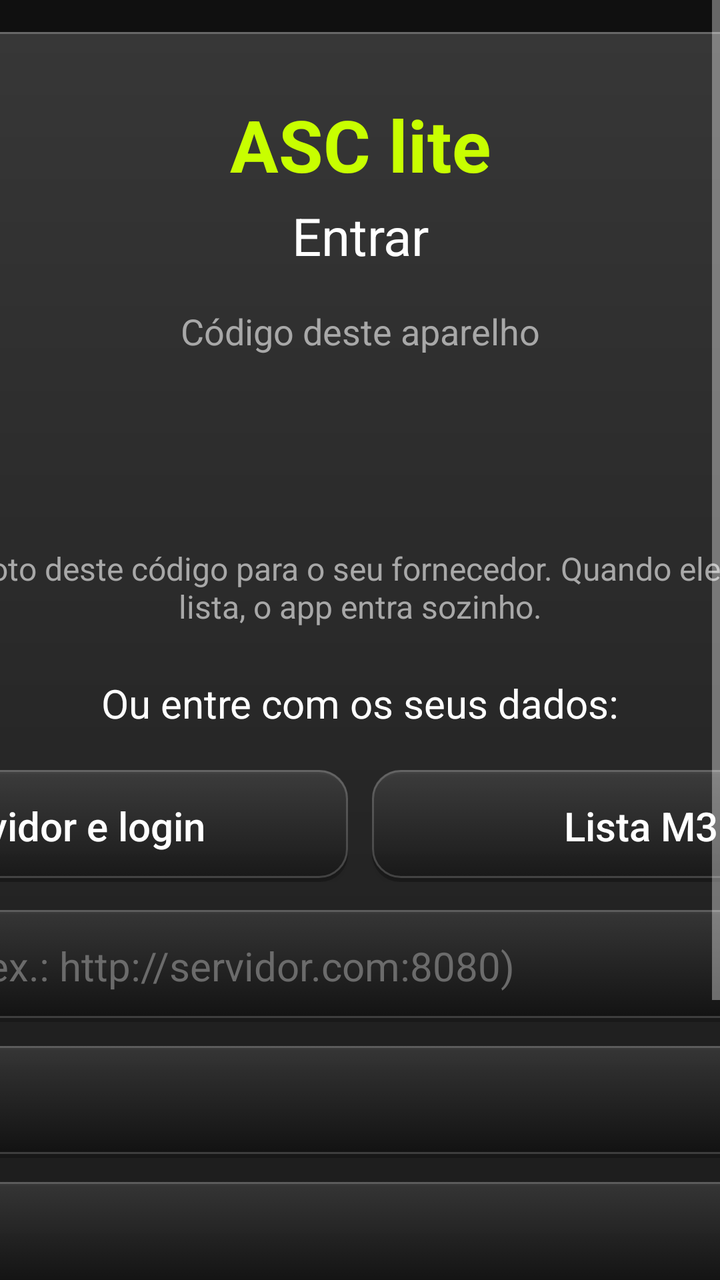
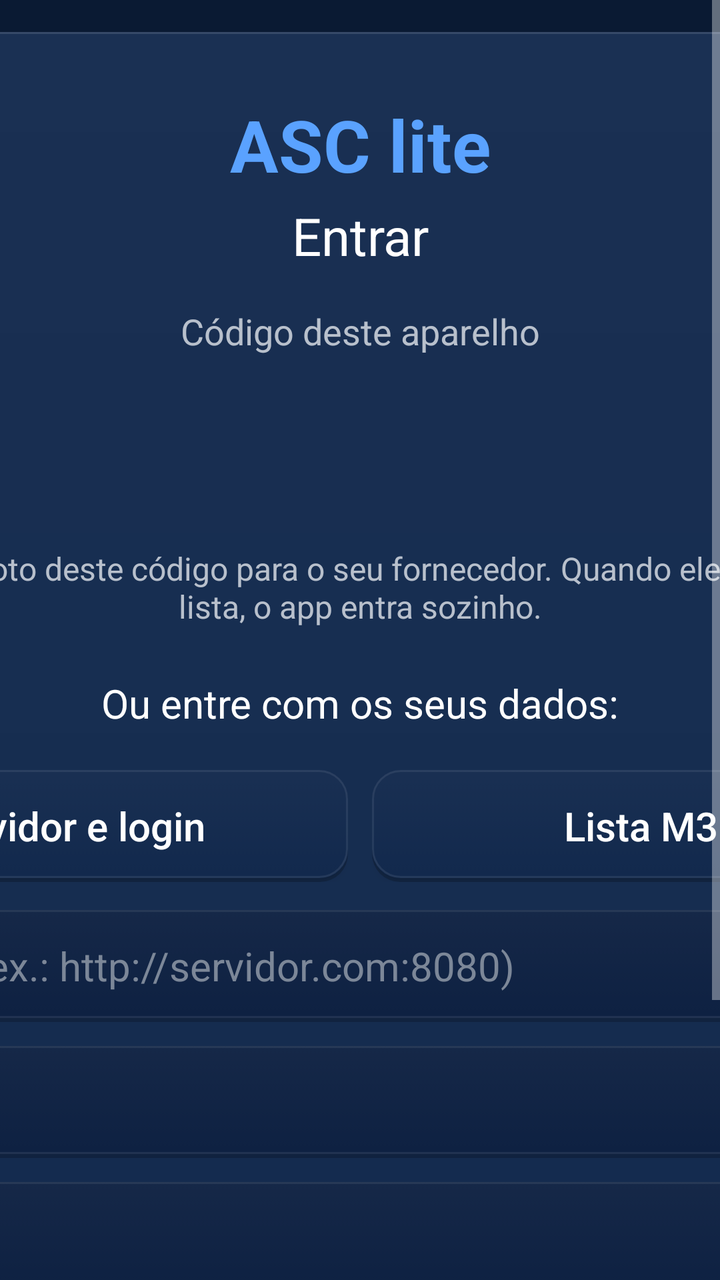

Two renders of the same Android screen: before a commit and after it. Below are the layout's source before the change and the commit's diff.
<!-- AndroidManifest.xml: application theme AppTheme -->
<!-- res/layout/activity_login.xml -->
<?xml version="1.0" encoding="utf-8"?>
<FrameLayout xmlns:android="http://schemas.android.com/apk/res/android"
    android:layout_width="match_parent"
    android:layout_height="match_parent"
    android:background="@drawable/bg_gradient">

    <ScrollView
        android:id="@+id/scroll_login"
        android:layout_width="match_parent"
        android:layout_height="match_parent"
        android:fillViewport="true">

    <LinearLayout
        android:layout_width="640dp"
        android:layout_height="wrap_content"
        android:layout_gravity="center_horizontal"
        android:layout_marginTop="16dp"
        android:layout_marginBottom="16dp"
        android:background="@drawable/glass_strong"
        android:orientation="vertical"
        android:paddingStart="32dp"
        android:paddingTop="32dp"
        android:paddingEnd="32dp"
        android:paddingBottom="32dp">

        <LinearLayout
            android:id="@+id/group_update"
            android:layout_width="match_parent"
            android:layout_height="wrap_content"
            android:layout_marginBottom="20dp"
            android:orientation="vertical"
            android:visibility="gone">

            <TextView
                android:id="@+id/tv_update"
                android:layout_width="match_parent"
                android:layout_height="wrap_content"
                android:gravity="center"
                android:textColor="#C8FF00"
                android:textSize="20sp"
                android:textStyle="bold" />

            <LinearLayout
                android:layout_width="match_parent"
                android:layout_height="wrap_content"
                android:layout_marginTop="10dp"
                android:orientation="horizontal">

                <Button
                    android:id="@+id/btn_update_now"
                    android:layout_width="0dp"
                    android:layout_height="wrap_content"
                    android:layout_marginEnd="6dp"
                    android:layout_weight="1"
                    android:background="@drawable/bg_button"
                    android:minHeight="56dp"
                    android:text="@string/btn_update_now"
                    android:textAllCaps="false"
                    android:textColor="#FFFFFF"
                    android:textSize="20sp"
                    android:textStyle="bold" />

                <Button
                    android:id="@+id/btn_update_later"
                    android:layout_width="0dp"
                    android:layout_height="wrap_content"
                    android:layout_marginStart="6dp"
                    android:layout_weight="1"
                    android:background="@drawable/bg_button"
                    android:minHeight="56dp"
                    android:text="@string/btn_update_later"
                    android:textAllCaps="false"
                    android:textColor="#FFFFFF"
                    android:textSize="20sp" />
            </LinearLayout>
        </LinearLayout>

        <TextView
            android:layout_width="match_parent"
            android:layout_height="wrap_content"
            android:gravity="center"
            android:text="ASC lite"
            android:textColor="#C8FF00"
            android:textSize="36sp"
            android:textStyle="bold" />

        <TextView
            android:layout_width="match_parent"
            android:layout_height="wrap_content"
            android:layout_marginTop="4dp"
            android:gravity="center"
            android:text="@string/login_title"
            android:textColor="#FFFFFF"
            android:textSize="26sp" />

        <TextView
            android:layout_width="match_parent"
            android:layout_height="wrap_content"
            android:layout_marginTop="18dp"
            android:gravity="center"
            android:text="@string/link_code_label"
            android:textColor="#A8A8A8"
            android:textSize="18sp" />

        <TextView
            android:id="@+id/tv_code"
            android:layout_width="match_parent"
            android:layout_height="wrap_content"
            android:layout_marginTop="4dp"
            android:gravity="center"
            android:textColor="#FFFFFF"
            android:textSize="40sp"
            android:textStyle="bold"
            android:typeface="monospace" />

        <TextView
            android:id="@+id/tv_link_status"
            android:layout_width="match_parent"
            android:layout_height="wrap_content"
            android:layout_marginTop="6dp"
            android:gravity="center"
            android:textColor="#A8A8A8"
            android:textSize="18sp" />

        <TextView
            android:layout_width="match_parent"
            android:layout_height="wrap_content"
            android:layout_marginTop="8dp"
            android:gravity="center"
            android:text="@string/link_code_help"
            android:textColor="#A8A8A8"
            android:textSize="16sp" />

        <TextView
            android:layout_width="match_parent"
            android:layout_height="wrap_content"
            android:layout_marginTop="24dp"
            android:gravity="center"
            android:text="@string/link_or_manual"
            android:textColor="#FFFFFF"
            android:textSize="20sp" />

        <LinearLayout
            android:layout_width="match_parent"
            android:layout_height="wrap_content"
            android:layout_marginTop="20dp"
            android:orientation="horizontal">

            <Button
                android:id="@+id/btn_mode_xtream"
                android:layout_width="0dp"
                android:layout_height="wrap_content"
                android:layout_marginEnd="6dp"
                android:layout_weight="1"
                android:background="@drawable/bg_button"
                android:minHeight="56dp"
                android:text="@string/mode_xtream"
                android:textAllCaps="false"
                android:textColor="#FFFFFF"
                android:textSize="20sp" />

            <Button
                android:id="@+id/btn_mode_m3u"
                android:layout_width="0dp"
                android:layout_height="wrap_content"
                android:layout_marginStart="6dp"
                android:layout_weight="1"
                android:background="@drawable/bg_button"
                android:minHeight="56dp"
                android:text="@string/mode_m3u"
                android:textAllCaps="false"
                android:textColor="#FFFFFF"
                android:textSize="20sp" />
        </LinearLayout>

        <LinearLayout
            android:id="@+id/group_xtream"
            android:layout_width="match_parent"
            android:layout_height="wrap_content"
            android:orientation="vertical">

            <EditText
                android:id="@+id/et_server"
                android:layout_width="match_parent"
                android:layout_height="wrap_content"
                android:layout_marginTop="14dp"
                android:background="@drawable/bg_field"
                android:hint="@string/hint_server"
                android:imeOptions="actionNext|flagNoExtractUi"
                android:inputType="textUri"
                android:minHeight="56dp"
                android:paddingStart="16dp"
                android:paddingEnd="16dp"
                android:singleLine="true"
                android:textColor="#FFFFFF"
                android:textColorHint="#6B6B6B"
                android:textSize="20sp" />

            <EditText
                android:id="@+id/et_user"
                android:layout_width="match_parent"
                android:layout_height="wrap_content"
                android:layout_marginTop="12dp"
                android:background="@drawable/bg_field"
                android:hint="@string/hint_user"
                android:imeOptions="actionNext|flagNoExtractUi"
                android:inputType="textNoSuggestions"
                android:minHeight="56dp"
                android:paddingStart="16dp"
                android:paddingEnd="16dp"
                android:singleLine="true"
                android:textColor="#FFFFFF"
                android:textColorHint="#6B6B6B"
                android:textSize="20sp" />

            <EditText
                android:id="@+id/et_pass"
                android:layout_width="match_parent"
                android:layout_height="wrap_content"
                android:layout_marginTop="12dp"
                android:background="@drawable/bg_field"
                android:hint="@string/hint_pass"
                android:imeOptions="actionDone|flagNoExtractUi"
                android:inputType="textPassword"
                android:minHeight="56dp"
                android:paddingStart="16dp"
                android:paddingEnd="16dp"
                android:singleLine="true"
                android:textColor="#FFFFFF"
                android:textColorHint="#6B6B6B"
                android:textSize="20sp" />
        </LinearLayout>

        <LinearLayout
            android:id="@+id/group_m3u"
            android:layout_width="match_parent"
            android:layout_height="wrap_content"
            android:orientation="vertical"
            android:visibility="gone">

            <EditText
                android:id="@+id/et_m3u"
                android:layout_width="match_parent"
                android:layout_height="wrap_content"
                android:layout_marginTop="14dp"
                android:background="@drawable/bg_field"
                android:hint="@string/hint_m3u"
                android:imeOptions="actionDone|flagNoExtractUi"
                android:inputType="textUri"
                android:minHeight="56dp"
                android:paddingStart="16dp"
                android:paddingEnd="16dp"
                android:singleLine="true"
                android:textColor="#FFFFFF"
                android:textColorHint="#6B6B6B"
                android:textSize="20sp" />
        </LinearLayout>

        <Button
            android:id="@+id/btn_enter"
            android:layout_width="match_parent"
            android:layout_height="wrap_content"
            android:layout_marginTop="18dp"
            android:background="@drawable/bg_button_primary"
            android:minHeight="60dp"
            android:text="@string/btn_enter"
            android:textAllCaps="false"
            android:textColor="#101010"
            android:textSize="22sp"
            android:textStyle="bold" />

        <TextView
            android:id="@+id/tv_status"
            android:layout_width="match_parent"
            android:layout_height="wrap_content"
            android:layout_marginTop="14dp"
            android:gravity="center"
            android:minHeight="48dp"
            android:textColor="#FFFFFF"
            android:textSize="20sp" />

        
        <View
            android:id="@+id/space_keyboard"
            android:layout_width="match_parent"
            android:layout_height="260dp"
            android:focusable="false"
            android:visibility="gone" />

    </LinearLayout>
    </ScrollView>
</FrameLayout>
<!-- resources referenced by this layout -->
<resources>
  <!-- drawable bg_button_primary (drawable) -->
  <?xml version="1.0" encoding="utf-8"?>
  <selector xmlns:android="http://schemas.android.com/apk/res/android">
      <item android:state_focused="true">
          <layer-list>
              <item>
                  <shape android:shape="rectangle">
                      <stroke android:width="6dp" android:color="#59C8FF00" />
                      <corners android:radius="17dp" />
                  </shape>
              </item>
              <item android:left="3dp" android:top="3dp" android:right="3dp" android:bottom="3dp">
                  <shape android:shape="rectangle">
                      <solid android:color="#C8FF00" />
                      <stroke android:width="3dp" android:color="#FFFFFF" />
                      <corners android:radius="14dp" />
                  </shape>
              </item>
          </layer-list>
      </item>
      <item android:state_pressed="true">
          <layer-list>
              <item>
                  <shape android:shape="rectangle">
                      <stroke android:width="6dp" android:color="#59C8FF00" />
                      <corners android:radius="17dp" />
                  </shape>
              </item>
              <item android:left="3dp" android:top="3dp" android:right="3dp" android:bottom="3dp">
                  <shape android:shape="rectangle">
                      <solid android:color="#C8FF00" />
                      <stroke android:width="3dp" android:color="#FFFFFF" />
                      <corners android:radius="14dp" />
                  </shape>
              </item>
          </layer-list>
      </item>
      <item>
          <shape android:shape="rectangle">
              <solid android:color="#C8FF00" />
              <corners android:radius="14dp" />
          </shape>
      </item>
  </selector>
  <!-- drawable bg_field (drawable) -->
  <?xml version="1.0" encoding="utf-8"?>
  <selector xmlns:android="http://schemas.android.com/apk/res/android">
      <item android:state_focused="true">
          <layer-list>
              <item>
                  <shape android:shape="rectangle">
                      <solid android:color="@color/asc_glass_field" />
                      <corners android:radius="14dp" />
                  </shape>
              </item>
              <item>
                  <shape android:shape="rectangle">
                      <stroke android:width="3dp" android:color="@color/asc_accent" />
                      <corners android:radius="14dp" />
                  </shape>
              </item>
          </layer-list>
      </item>
      <item android:drawable="@drawable/glass_field" />
  </selector>
  <style name="AppTheme" parent="android:Theme.Material.NoActionBar">
          <item name="android:windowBackground">#101010</item>
          <item name="android:colorAccent">#C8FF00</item>
          <item name="android:alertDialogTheme">@style/AscDialog</item>
      </style>
  <!-- drawable glass_focus_14 (drawable) -->
  <?xml version="1.0" encoding="utf-8"?>
  <layer-list xmlns:android="http://schemas.android.com/apk/res/android">
      <item>
          <shape android:shape="rectangle">
              <stroke android:width="6dp" android:color="@color/asc_accent_glow" />
              <corners android:radius="17dp" />
          </shape>
      </item>
      <item
          android:left="3dp"
          android:top="3dp"
          android:right="3dp"
          android:bottom="3dp">
          <shape android:shape="rectangle">
              <solid android:color="@color/asc_glass_focus" />
              <corners android:radius="14dp" />
          </shape>
      </item>
      <item
          android:left="3dp"
          android:top="3dp"
          android:right="3dp"
          android:bottom="3dp">
          <shape android:shape="rectangle">
              <gradient
                  android:angle="270"
                  android:endColor="@color/asc_glass_sheen_end"
                  android:startColor="@color/asc_glass_sheen" />
              <corners android:radius="14dp" />
          </shape>
      </item>
      <item
          android:left="3dp"
          android:top="3dp"
          android:right="3dp"
          android:bottom="3dp">
          <shape android:shape="rectangle">
              <stroke android:width="3dp" android:color="@color/asc_accent" />
              <corners android:radius="14dp" />
          </shape>
      </item>
  </layer-list>
  <color name="asc_glass_field">#99101010</color>
  <color name="asc_accent">#C8FF00</color>
  <color name="asc_glass_shadow">#40000000</color>
  <color name="asc_glass_strong">#D9141414</color>
  <color name="asc_glass_sheen">#26FFFFFF</color>
  <color name="asc_glass_border_strong">#3DFFFFFF</color>
  <style name="AscDialog" parent="android:Theme.Material.Dialog.Alert">
          <item name="android:windowBackground">@drawable/glass_strong</item>
          <item name="android:colorAccent">#C8FF00</item>
          <item name="android:textColorPrimary">#FFFFFF</item>
          <item name="android:textColorSecondary">#A8A8A8</item>
      </style>
  <color name="asc_accent_glow">#59C8FF00</color>
  <color name="asc_glass_focus">#CC262626</color>
  <color name="asc_glass_light">#661A1A1A</color>
  <color name="asc_glass_border">#2EFFFFFF</color>
  <!-- unchanged entries left out for length: 19 -->
</resources>

<!-- the commit's change to res/layout/activity_login.xml (unified diff, before → after) -->
@@ -36,7 +36,7 @@
                 android:layout_width="match_parent"
                 android:layout_height="wrap_content"
                 android:gravity="center"
-                android:textColor="#C8FF00"
+                android:textColor="#5AA2FF"
                 android:textSize="20sp"
                 android:textStyle="bold" />
 
@@ -80,7 +80,7 @@
             android:layout_height="wrap_content"
             android:gravity="center"
             android:text="ASC lite"
-            android:textColor="#C8FF00"
+            android:textColor="#5AA2FF"
             android:textSize="36sp"
             android:textStyle="bold" />
 
@@ -99,7 +99,7 @@
             android:layout_marginTop="18dp"
             android:gravity="center"
             android:text="@string/link_code_label"
-            android:textColor="#A8A8A8"
+            android:textColor="#B8C0CC"
             android:textSize="18sp" />
 
         <TextView
@@ -119,7 +119,7 @@
             android:layout_height="wrap_content"
             android:layout_marginTop="6dp"
             android:gravity="center"
-            android:textColor="#A8A8A8"
+            android:textColor="#B8C0CC"
             android:textSize="18sp" />
 
         <TextView
@@ -128,7 +128,7 @@
             android:layout_marginTop="8dp"
             android:gravity="center"
             android:text="@string/link_code_help"
-            android:textColor="#A8A8A8"
+            android:textColor="#B8C0CC"
             android:textSize="16sp" />
 
         <TextView
@@ -193,7 +193,7 @@
                 android:paddingEnd="16dp"
                 android:singleLine="true"
                 android:textColor="#FFFFFF"
-                android:textColorHint="#6B6B6B"
+                android:textColorHint="#7C8798"
                 android:textSize="20sp" />
 
             <EditText
@@ -210,7 +210,7 @@
                 android:paddingEnd="16dp"
                 android:singleLine="true"
                 android:textColor="#FFFFFF"
-                android:textColorHint="#6B6B6B"
+                android:textColorHint="#7C8798"
                 android:textSize="20sp" />
 
             <EditText
@@ -227,7 +227,7 @@
                 android:paddingEnd="16dp"
                 android:singleLine="true"
                 android:textColor="#FFFFFF"
-                android:textColorHint="#6B6B6B"
+                android:textColorHint="#7C8798"
                 android:textSize="20sp" />
         </LinearLayout>
 
@@ -252,7 +252,7 @@
                 android:paddingEnd="16dp"
                 android:singleLine="true"
                 android:textColor="#FFFFFF"
-                android:textColorHint="#6B6B6B"
+                android:textColorHint="#7C8798"
                 android:textSize="20sp" />
         </LinearLayout>
 
@@ -265,7 +265,7 @@
             android:minHeight="60dp"
             android:text="@string/btn_enter"
             android:textAllCaps="false"
-            android:textColor="#101010"
+            android:textColor="#FFFFFF"
             android:textSize="22sp"
             android:textStyle="bold" />
 
<!-- resource entries referenced after the edit -->
@@ -7,14 +7,14 @@
           <layer-list>
               <item>
                   <shape android:shape="rectangle">
-                      <stroke android:width="6dp" android:color="#59C8FF00" />
+                      <stroke android:width="6dp" android:color="@color/asc_accent_glow" />
                       <corners android:radius="17dp" />
                   </shape>
               </item>
               <item android:left="3dp" android:top="3dp" android:right="3dp" android:bottom="3dp">
                   <shape android:shape="rectangle">
-                      <solid android:color="#C8FF00" />
-                      <stroke android:width="3dp" android:color="#FFFFFF" />
+                      <solid android:color="@color/asc_accent" />
+                      <stroke android:width="2dp" android:color="@color/asc_focus" />
                       <corners android:radius="14dp" />
                   </shape>
               </item>
@@ -24,14 +24,14 @@
           <layer-list>
               <item>
                   <shape android:shape="rectangle">
-                      <stroke android:width="6dp" android:color="#59C8FF00" />
+                      <stroke android:width="6dp" android:color="@color/asc_accent_glow" />
                       <corners android:radius="17dp" />
                   </shape>
               </item>
               <item android:left="3dp" android:top="3dp" android:right="3dp" android:bottom="3dp">
                   <shape android:shape="rectangle">
-                      <solid android:color="#C8FF00" />
-                      <stroke android:width="3dp" android:color="#FFFFFF" />
+                      <solid android:color="@color/asc_accent" />
+                      <stroke android:width="2dp" android:color="@color/asc_focus" />
                       <corners android:radius="14dp" />
                   </shape>
               </item>
@@ -39,7 +39,7 @@
       </item>
       <item>
           <shape android:shape="rectangle">
-              <solid android:color="#C8FF00" />
+              <solid android:color="@color/asc_accent" />
               <corners android:radius="14dp" />
           </shape>
       </item>
@@ -57,7 +57,7 @@
               </item>
               <item>
                   <shape android:shape="rectangle">
-                      <stroke android:width="3dp" android:color="@color/asc_accent" />
+                      <stroke android:width="2dp" android:color="@color/asc_focus" />
                       <corners android:radius="14dp" />
                   </shape>
               </item>
@@ -66,8 +66,8 @@
       <item android:drawable="@drawable/glass_field" />
   </selector>
   <style name="AppTheme" parent="android:Theme.Material.NoActionBar">
-          <item name="android:windowBackground">#101010</item>
-          <item name="android:colorAccent">#C8FF00</item>
+          <item name="android:windowBackground">#0A1A33</item>
+          <item name="android:colorAccent">#5AA2FF</item>
           <item name="android:alertDialogTheme">@style/AscDialog</item>
       </style>
   <!-- drawable glass_focus_14 (drawable) -->
@@ -108,27 +108,28 @@
           android:right="3dp"
           android:bottom="3dp">
           <shape android:shape="rectangle">
-              <stroke android:width="3dp" android:color="@color/asc_accent" />
+              <stroke android:width="2dp" android:color="@color/asc_focus" />
               <corners android:radius="14dp" />
           </shape>
       </item>
   </layer-list>
-  <color name="asc_glass_field">#99101010</color>
-  <color name="asc_accent">#C8FF00</color>
-  <color name="asc_glass_shadow">#40000000</color>
-  <color name="asc_glass_strong">#D9141414</color>
-  <color name="asc_glass_sheen">#26FFFFFF</color>
-  <color name="asc_glass_border_strong">#3DFFFFFF</color>
+  <color name="asc_glass_field">#FF0E2142</color>
+  <color name="asc_accent">#FF1F6FEB</color>
+  <color name="asc_focus">#FF5AA2FF</color>
+  <color name="asc_glass_shadow">#33000000</color>
+  <color name="asc_glass_strong">#FF12294D</color>
+  <color name="asc_glass_sheen">#08FFFFFF</color>
+  <color name="asc_glass_border_strong">#1FFFFFFF</color>
   <style name="AscDialog" parent="android:Theme.Material.Dialog.Alert">
           <item name="android:windowBackground">@drawable/glass_strong</item>
-          <item name="android:colorAccent">#C8FF00</item>
+          <item name="android:colorAccent">#5AA2FF</item>
           <item name="android:textColorPrimary">#FFFFFF</item>
-          <item name="android:textColorSecondary">#A8A8A8</item>
+          <item name="android:textColorSecondary">#B8C0CC</item>
       </style>
-  <color name="asc_accent_glow">#59C8FF00</color>
-  <color name="asc_glass_focus">#CC262626</color>
-  <color name="asc_glass_light">#661A1A1A</color>
-  <color name="asc_glass_border">#2EFFFFFF</color>
+  <color name="asc_accent_glow">#455AA2FF</color>
+  <color name="asc_glass_focus">#FF1B3B6C</color>
+  <color name="asc_glass_light">#FF12294D</color>
+  <color name="asc_glass_border">#14FFFFFF</color>
   <!-- unchanged entries left out for length: 19 -->
 </resources>
 
